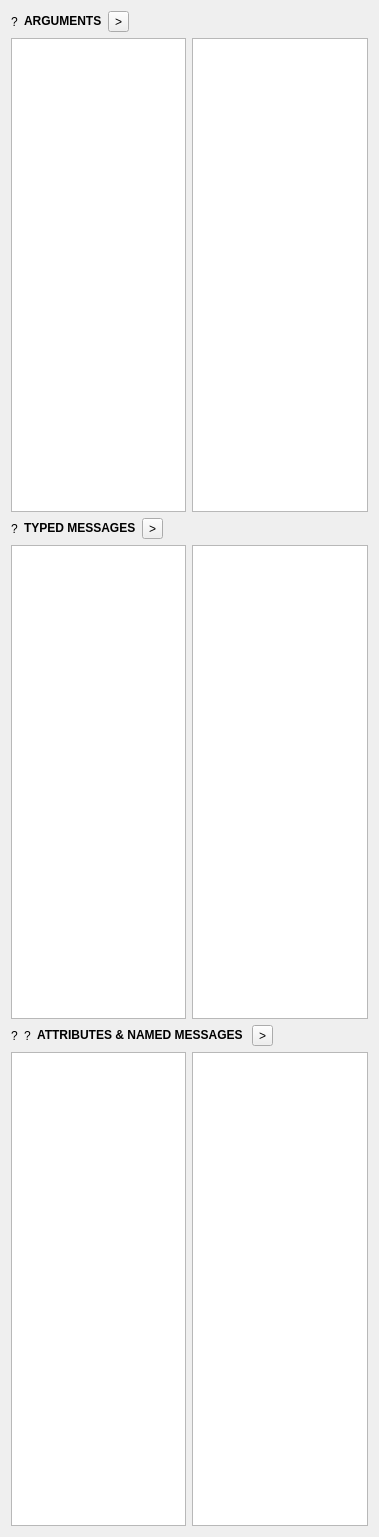
Qt form Suggest/SuggestWidget.ui (xavierxeon-music/HelpForMax) before a commit.
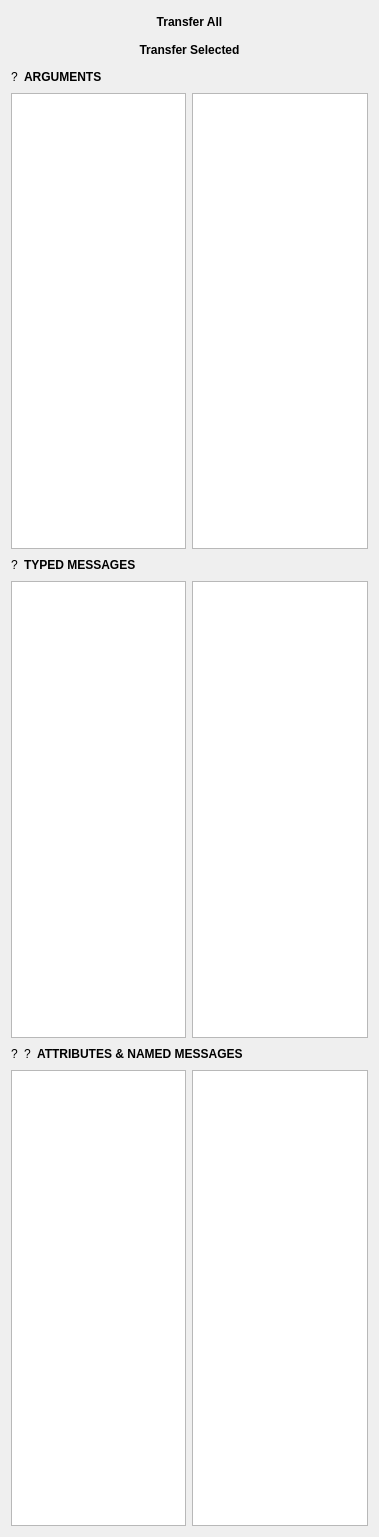
The same form after that commit. Custom widgets are drawn as their Qt base class.

Commit message: prepare suggestion transfer

The edit to the form file:
```diff
--- a/Suggest/SuggestWidget.ui
+++ b/Suggest/SuggestWidget.ui
@@ -14,57 +14,10 @@
    <string>Form</string>
   </property>
   <layout class="QGridLayout" name="gridLayout">
-   <item row="1" column="0">
-    <widget class="Suggest::TreeView" name="argumentSuggestTree"/>
-   </item>
-   <item row="1" column="1">
-    <widget class="QTreeView" name="argumentPatchTree"/>
-   </item>
-   <item row="2" column="0" colspan="2">
-    <layout class="QHBoxLayout" name="horizontalLayout_2">
-     <item>
-      <widget class="QLabel" name="typedMessageIcon">
-       <property name="text">
-        <string>?</string>
-       </property>
-      </widget>
-     </item>
-     <item>
-      <widget class="QLabel" name="typedMessageInfo">
-       <property name="text">
-        <string>&lt;html&gt;&lt;head/&gt;&lt;body&gt;&lt;p&gt;&lt;span style=&quot; font-weight:700;&quot;&gt;TYPED MESSAGES&lt;/span&gt;&lt;/p&gt;&lt;/body&gt;&lt;/html&gt;</string>
-       </property>
-      </widget>
-     </item>
-     <item>
-      <widget class="QToolButton" name="typedMessageTransferButton">
-       <property name="text">
-        <string>&gt;</string>
-       </property>
-      </widget>
-     </item>
-     <item>
-      <spacer name="horizontalSpacer_2">
-       <property name="orientation">
-        <enum>Qt::Orientation::Horizontal</enum>
-       </property>
-       <property name="sizeHint" stdset="0">
-        <size>
-         <width>40</width>
-         <height>20</height>
-        </size>
-       </property>
-      </spacer>
-     </item>
-    </layout>
-   </item>
    <item row="3" column="0">
-    <widget class="Suggest::TreeView" name="typedMessageSuggestTree"/>
+    <widget class="Suggest::TreeView" name="argumentSuggestTree"/>
    </item>
-   <item row="3" column="1">
-    <widget class="QTreeView" name="typedMessagePatchTree"/>
-   </item>
-   <item row="4" column="0" colspan="2">
+   <item row="6" column="0" colspan="2">
     <layout class="QHBoxLayout" name="horizontalLayout_3">
      <item>
       <widget class="QLabel" name="attributeIcon">
@@ -87,13 +40,6 @@
        </property>
       </widget>
      </item>
-     <item>
-      <widget class="QToolButton" name="namedMessageTransferButton">
-       <property name="text">
-        <string>&gt;</string>
-       </property>
-      </widget>
-     </item>
      <item>
       <spacer name="horizontalSpacer_3">
        <property name="orientation">
@@ -109,13 +55,7 @@
      </item>
     </layout>
    </item>
-   <item row="5" column="0">
-    <widget class="Suggest::TreeView" name="namedMessageSuggestTree"/>
-   </item>
-   <item row="5" column="1">
-    <widget class="QTreeView" name="namedMessagePatchTree"/>
-   </item>
-   <item row="0" column="0" colspan="2">
+   <item row="2" column="0" colspan="2">
     <layout class="QHBoxLayout" name="horizontalLayout">
      <item>
       <widget class="QLabel" name="argumentIcon">
@@ -131,13 +71,6 @@
        </property>
       </widget>
      </item>
-     <item>
-      <widget class="QToolButton" name="argumnetTransferButton">
-       <property name="text">
-        <string>&gt;</string>
-       </property>
-      </widget>
-     </item>
      <item>
       <spacer name="horizontalSpacer">
        <property name="orientation">
@@ -156,6 +89,82 @@
      </item>
     </layout>
    </item>
+   <item row="7" column="0">
+    <widget class="Suggest::TreeView" name="namedMessageSuggestTree"/>
+   </item>
+   <item row="4" column="0" colspan="2">
+    <layout class="QHBoxLayout" name="horizontalLayout_2">
+     <item>
+      <widget class="QLabel" name="typedMessageIcon">
+       <property name="text">
+        <string>?</string>
+       </property>
+      </widget>
+     </item>
+     <item>
+      <widget class="QLabel" name="typedMessageInfo">
+       <property name="text">
+        <string>&lt;html&gt;&lt;head/&gt;&lt;body&gt;&lt;p&gt;&lt;span style=&quot; font-weight:700;&quot;&gt;TYPED MESSAGES&lt;/span&gt;&lt;/p&gt;&lt;/body&gt;&lt;/html&gt;</string>
+       </property>
+      </widget>
+     </item>
+     <item>
+      <spacer name="horizontalSpacer_2">
+       <property name="orientation">
+        <enum>Qt::Orientation::Horizontal</enum>
+       </property>
+       <property name="sizeHint" stdset="0">
+        <size>
+         <width>40</width>
+         <height>20</height>
+        </size>
+       </property>
+      </spacer>
+     </item>
+    </layout>
+   </item>
+   <item row="3" column="1">
+    <widget class="QTreeView" name="argumentPatchTree"/>
+   </item>
+   <item row="5" column="1">
+    <widget class="QTreeView" name="typedMessagePatchTree"/>
+   </item>
+   <item row="5" column="0">
+    <widget class="Suggest::TreeView" name="typedMessageSuggestTree"/>
+   </item>
+   <item row="7" column="1">
+    <widget class="QTreeView" name="namedMessagePatchTree"/>
+   </item>
+   <item row="0" column="0" colspan="2">
+    <widget class="QPushButton" name="transferAllButton">
+     <property name="font">
+      <font>
+       <bold>true</bold>
+      </font>
+     </property>
+     <property name="text">
+      <string>Transfer All</string>
+     </property>
+     <property name="flat">
+      <bool>true</bool>
+     </property>
+    </widget>
+   </item>
+   <item row="1" column="0" colspan="2">
+    <widget class="QPushButton" name="transferSelectedButton">
+     <property name="font">
+      <font>
+       <bold>true</bold>
+      </font>
+     </property>
+     <property name="text">
+      <string>Transfer Selected</string>
+     </property>
+     <property name="flat">
+      <bool>true</bool>
+     </property>
+    </widget>
+   </item>
   </layout>
  </widget>
  <customwidgets>
```
The commit also changes 13 other files.
